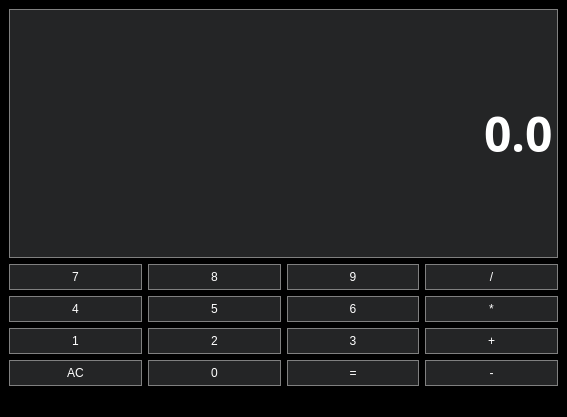
Qt form qt-calculator/calculator.ui (bridget127/fall-2022-cs1c-qtDemo) before a commit.
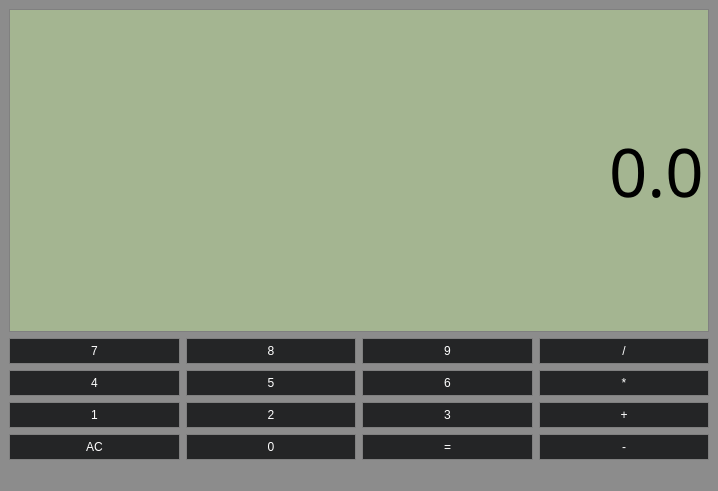
The same form after that commit.

Commit message: segmented font test

Diff of the .ui file:
```diff
--- a/qt-calculator/calculator.ui
+++ b/qt-calculator/calculator.ui
@@ -6,8 +6,8 @@
    <rect>
     <x>0</x>
     <y>0</y>
-    <width>567</width>
-    <height>417</height>
+    <width>718</width>
+    <height>491</height>
    </rect>
   </property>
   <property name="windowTitle">
@@ -15,7 +15,29 @@
   </property>
   <property name="styleSheet">
    <string notr="true">QWidget {
-  background-color: black;
+  background-color: rgb(140, 140, 140);
+}
+
+QLineEdit{
+	
+	font: 50pt &quot;DSEG7 Classic&quot;;
+	background-color: #a4b591;
+	border: 1px solid gray;
+	color: black
+}
+
+QPushButton{
+	background-color: #242526;
+	color: white;
+	border: 1px solid gray;
+	padding: 5px;
+}
+
+QPushButton:pressed{
+	background-color: #3A3B3C;
+	color: white;
+	border: 1px solid gray;
+	padding: 5px;
 }</string>
   </property>
   <widget class="QWidget" name="centralwidget">
@@ -478,19 +500,15 @@
       </property>
       <property name="font">
        <font>
-        <family>Arial Black</family>
-        <pointsize>36</pointsize>
+        <family>DSEG7 Classic</family>
+        <pointsize>50</pointsize>
         <italic>false</italic>
-        <bold>true</bold>
+        <bold>false</bold>
         <kerning>true</kerning>
        </font>
       </property>
       <property name="styleSheet">
-       <string notr="true">QLineEdit{
-	background-color: #242526;
-	border: 1px solid gray;
-	color: #ffffff
-}</string>
+       <string notr="true"/>
       </property>
       <property name="text">
        <string>0.0</string>
```
Left out of the diff: 458 changed lines with no effect on the pictures. The commit also changes 1 other file.
